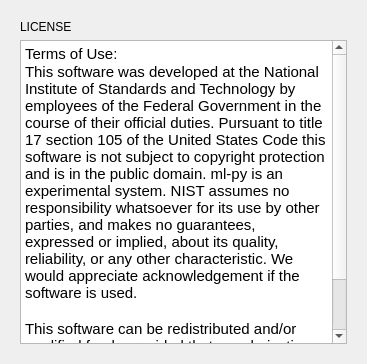
First picture: the form in nestor/ui/termsOfUse.ui, repository usnistgov/nestor, before the edit.
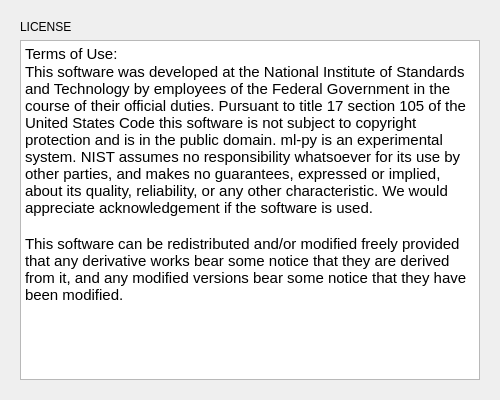
Second picture: the form after the edit.

Commit message: set maximum size of dialogbox to little working on Commect to database

```diff
--- a/nestor/ui/termsOfUse.ui
+++ b/nestor/ui/termsOfUse.ui
@@ -9,8 +9,8 @@
    <rect>
     <x>0</x>
     <y>0</y>
-    <width>367</width>
-    <height>364</height>
+    <width>500</width>
+    <height>400</height>
    </rect>
   </property>
   <property name="sizePolicy">
@@ -19,6 +19,12 @@
     <verstretch>0</verstretch>
    </sizepolicy>
   </property>
+  <property name="maximumSize">
+   <size>
+    <width>500</width>
+    <height>400</height>
+   </size>
+  </property>
   <property name="windowTitle">
    <string>Terms of Use</string>
   </property>
@@ -53,11 +59,11 @@
            <string>&lt;!DOCTYPE HTML PUBLIC &quot;-//W3C//DTD HTML 4.0//EN&quot; &quot;http://www.w3.org/TR/REC-html40/strict.dtd&quot;&gt;
 &lt;html&gt;&lt;head&gt;&lt;meta name=&quot;qrichtext&quot; content=&quot;1&quot; /&gt;&lt;style type=&quot;text/css&quot;&gt;
 p, li { white-space: pre-wrap; }
-&lt;/style&gt;&lt;/head&gt;&lt;body style=&quot; font-family:'Ubuntu'; font-size:11pt; font-weight:400; font-style:normal;&quot;&gt;
-&lt;p style=&quot; margin-top:0px; margin-bottom:0px; margin-left:0px; margin-right:0px; -qt-block-indent:0; text-indent:0px;&quot;&gt;Terms of Use:&lt;/p&gt;
-&lt;p style=&quot; margin-top:0px; margin-bottom:0px; margin-left:0px; margin-right:0px; -qt-block-indent:0; text-indent:0px;&quot;&gt;This software was developed at the National Institute of Standards and Technology by employees of the Federal Government in the course of their official duties. Pursuant to title 17 section 105 of the United States Code this software is not subject to copyright protection and is in the public domain. ml-py is an experimental system. NIST assumes no responsibility whatsoever for its use by other parties, and makes no guarantees, expressed or implied, about its quality, reliability, or any other characteristic. We would appreciate acknowledgement if the software is used.&lt;/p&gt;
-&lt;p style=&quot;-qt-paragraph-type:empty; margin-top:0px; margin-bottom:0px; margin-left:0px; margin-right:0px; -qt-block-indent:0; text-indent:0px;&quot;&gt;&lt;br /&gt;&lt;/p&gt;
-&lt;p style=&quot; margin-top:0px; margin-bottom:0px; margin-left:0px; margin-right:0px; -qt-block-indent:0; text-indent:0px;&quot;&gt;This software can be redistributed and/or modified freely provided that any derivative works bear some notice that they are derived from it, and any modified versions bear some notice that they have been modified.&lt;/p&gt;&lt;/body&gt;&lt;/html&gt;</string>
+&lt;/style&gt;&lt;/head&gt;&lt;body style=&quot; font-family:'.SF NS Text'; font-size:13pt; font-weight:400; font-style:normal;&quot;&gt;
+&lt;p style=&quot; margin-top:0px; margin-bottom:0px; margin-left:0px; margin-right:0px; -qt-block-indent:0; text-indent:0px;&quot;&gt;&lt;span style=&quot; font-family:'Ubuntu'; font-size:11pt;&quot;&gt;Terms of Use:&lt;/span&gt;&lt;/p&gt;
+&lt;p style=&quot; margin-top:0px; margin-bottom:0px; margin-left:0px; margin-right:0px; -qt-block-indent:0; text-indent:0px;&quot;&gt;&lt;span style=&quot; font-family:'Ubuntu'; font-size:11pt;&quot;&gt;This software was developed at the National Institute of Standards and Technology by employees of the Federal Government in the course of their official duties. Pursuant to title 17 section 105 of the United States Code this software is not subject to copyright protection and is in the public domain. ml-py is an experimental system. NIST assumes no responsibility whatsoever for its use by other parties, and makes no guarantees, expressed or implied, about its quality, reliability, or any other characteristic. We would appreciate acknowledgement if the software is used.&lt;/span&gt;&lt;/p&gt;
+&lt;p style=&quot;-qt-paragraph-type:empty; margin-top:0px; margin-bottom:0px; margin-left:0px; margin-right:0px; -qt-block-indent:0; text-indent:0px; font-family:'Ubuntu'; font-size:11pt;&quot;&gt;&lt;br /&gt;&lt;/p&gt;
+&lt;p style=&quot; margin-top:0px; margin-bottom:0px; margin-left:0px; margin-right:0px; -qt-block-indent:0; text-indent:0px;&quot;&gt;&lt;span style=&quot; font-family:'Ubuntu'; font-size:11pt;&quot;&gt;This software can be redistributed and/or modified freely provided that any derivative works bear some notice that they are derived from it, and any modified versions bear some notice that they have been modified.&lt;/span&gt;&lt;/p&gt;&lt;/body&gt;&lt;/html&gt;</string>
           </property>
          </widget>
         </item>
```
The commit also changes 6 other files.
